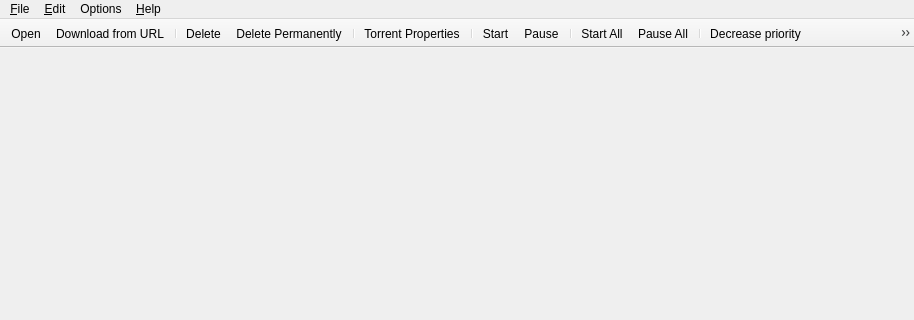
SysAdminDoc/qBittorrent-Vanced, file src/MainWindow.ui: the form before one commit; both pictures show x 0 to 914 and y 0 to 320 of the 914 by 563 pixel window.
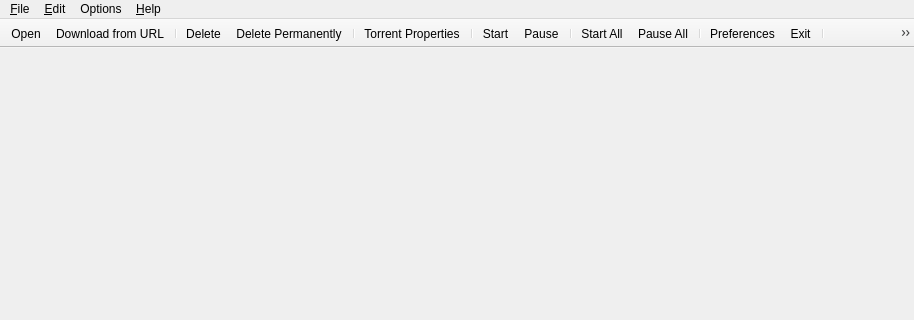
The form after the commit. Icons and pictures are not drawn.

Commit message: - Hide priority buttons if queueing system is disabled

```diff
--- a/src/MainWindow.ui
+++ b/src/MainWindow.ui
@@ -110,12 +110,11 @@
    <addaction name="actionStart_All" />
    <addaction name="actionPause_All" />
    <addaction name="separator" />
-   <addaction name="actionDecreasePriority" />
-   <addaction name="actionIncreasePriority" />
-   <addaction name="separator" />
    <addaction name="actionOptions" />
    <addaction name="actionExit" />
    <addaction name="separator" />
+   <addaction name="actionDecreasePriority" />
+   <addaction name="actionIncreasePriority" />
   </widget>
   <widget class="QStatusBar" name="statusBar" />
   <action name="actionOpen" >
```
Left out of the diff: 9 changed lines with no effect on the pictures. The commit also changes 1 other file.
